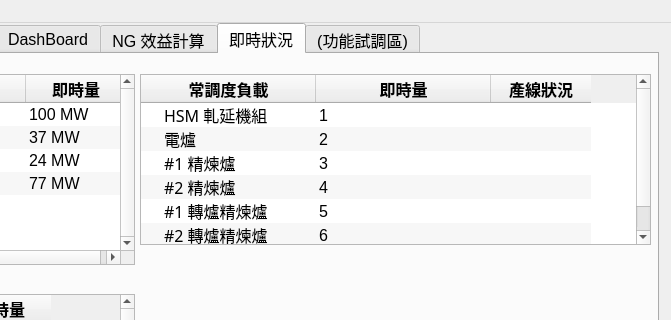
Qt form ui.ui (JoesphChou/InterfaceForDispatch) before a commit; both pictures show x 172 to 843 and y 0 to 320 of the 843 by 856 pixel window.
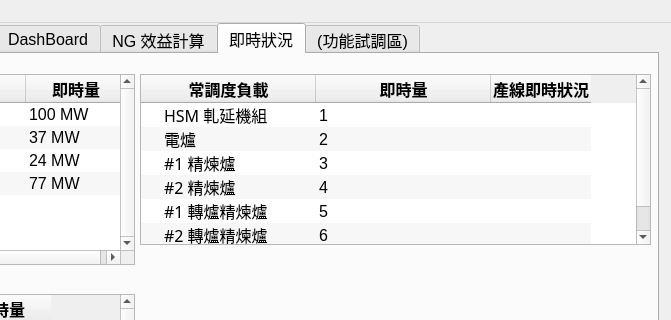
The same form after that commit. The open tabs and pages were chosen to show the change.

Commit message: (1)新增tw2-2 產線即時狀況顯示內容： (1-1) hsm: 4狀態(暫停->開始生產..->顯示數值->暫停) (1-2) EAF/LF 可展開開的「摘要+細節」 (2) 針對tw2_2 開啟ElideRight

```diff
--- a/ui.ui
+++ b/ui.ui
@@ -3519,7 +3519,7 @@
       </column>
       <column>
        <property name="text">
-        <string>產線狀況</string>
+        <string>產線即時狀況</string>
        </property>
        <property name="font">
         <font>
```
Left out of the diff: 2 changed lines with no effect on the pictures. The commit also changes 2 other files.
